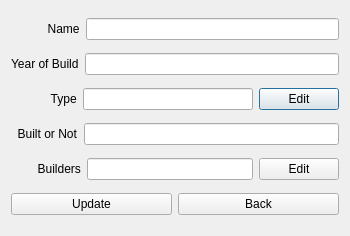
The window that verklegt_vika_3/verklegt_GUI/UI/editcomputerdialog.ui (vilhjalmur12/verklegt_1) describes before a commit, drawn with Qt 5.
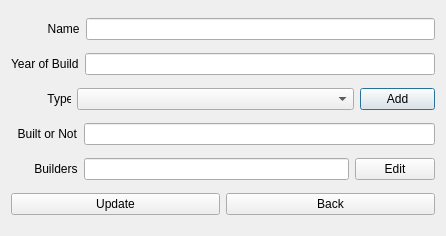
The same window after the commit.

Commit message: er ad laga gui -> database hja mer og klara edit - computers fyrst

Diff of the .ui file:
```diff
--- a/verklegt_vika_3/verklegt_GUI/UI/editcomputerdialog.ui
+++ b/verklegt_vika_3/verklegt_GUI/UI/editcomputerdialog.ui
@@ -6,7 +6,7 @@
    <rect>
     <x>0</x>
     <y>0</y>
-    <width>350</width>
+    <width>446</width>
     <height>236</height>
    </rect>
   </property>
@@ -46,22 +46,36 @@
     <layout class="QHBoxLayout" name="horizontalLayout_3">
      <item>
       <widget class="QLabel" name="label_3">
+       <property name="sizePolicy">
+        <sizepolicy hsizetype="Minimum" vsizetype="Preferred">
+         <horstretch>0</horstretch>
+         <verstretch>0</verstretch>
+        </sizepolicy>
+       </property>
+       <property name="maximumSize">
+        <size>
+         <width>60</width>
+         <height>16777215</height>
+        </size>
+       </property>
        <property name="text">
-        <string>            Type</string>
+        <string>           Type</string>
        </property>
       </widget>
      </item>
      <item>
-      <widget class="QLineEdit" name="lineEdit_type">
-       <property name="readOnly">
-        <bool>true</bool>
-       </property>
-      </widget>
+      <widget class="QComboBox" name="dropdown_types"/>
      </item>
      <item>
-      <widget class="QPushButton" name="pushButton_edit_type">
+      <widget class="QPushButton" name="pushButton_addType">
+       <property name="maximumSize">
+        <size>
+         <width>75</width>
+         <height>16777215</height>
+        </size>
+       </property>
        <property name="text">
-        <string>Edit</string>
+        <string>Add</string>
        </property>
       </widget>
      </item>
@@ -86,7 +100,7 @@
      <item>
       <widget class="QLabel" name="label_5">
        <property name="text">
-        <string>        Builders</string>
+        <string>       Builders</string>
        </property>
       </widget>
      </item>
```
The commit also changes 5 other files.
